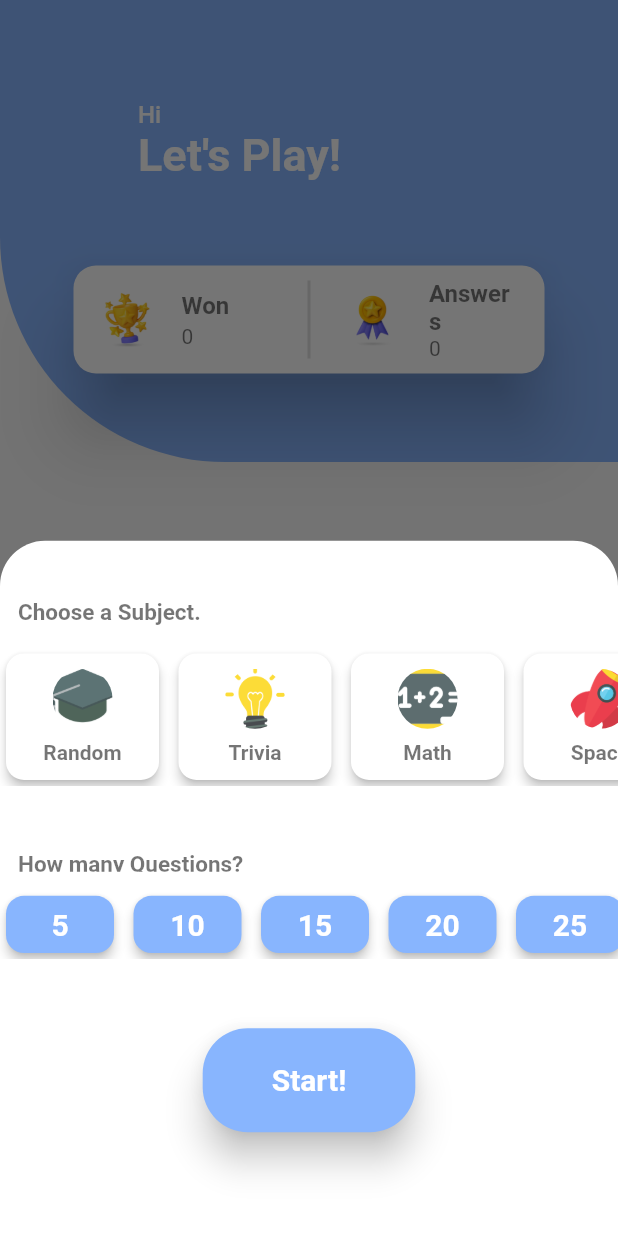
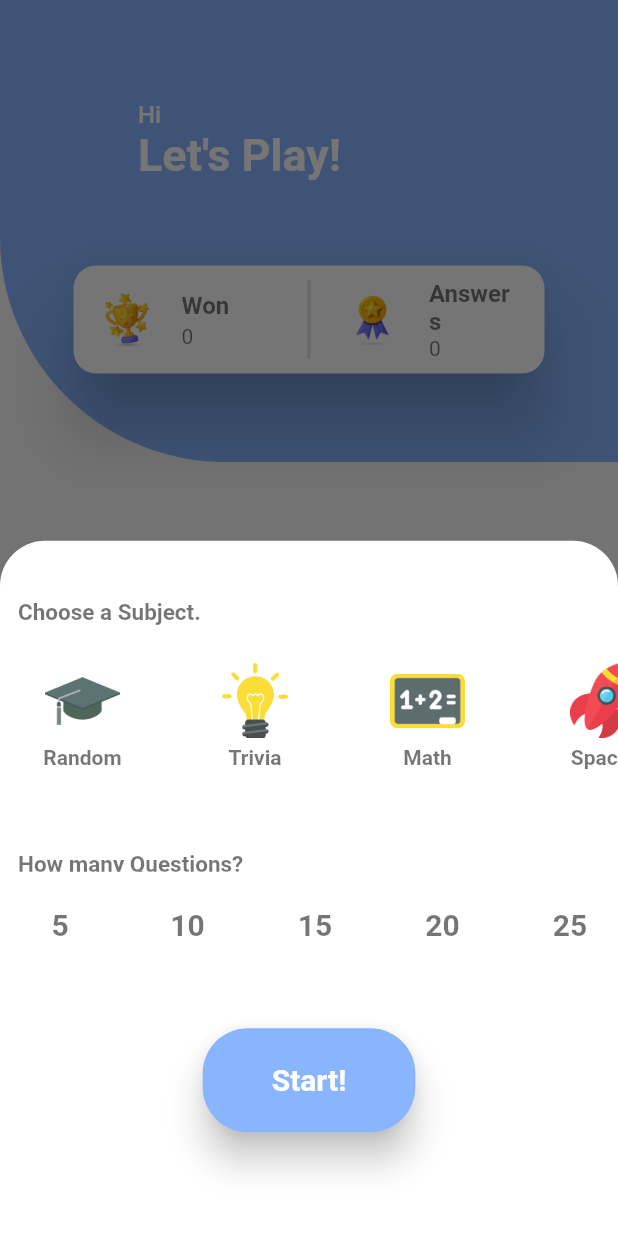
Before and after one commit to giving-back/quizkidz, a Flutter app: the screen it shows once a user with an empty profile is signed in, after a tap on "Start a Quiz", on a phone screen of 412 x 824 dp. Run offline on Flutter 3.47's test engine with Material 2 defaults, Android fonts, the light colour scheme and no system bars; drawn by our look-alikes of google_nav_bar; our stand-ins replace awesome_snackbar_content, cloud_firestore, firebase_auth, firebase_core, firebase_storage, flutter_riverpod and 6 more; accounts and stored records are empty; network calls fail.

```diff
--- /dev/null
+++ b/lib/components/auth_button.dart
@@ -0,0 +1,41 @@
+// Flutter imports:
+import 'package:flutter/material.dart';
+import 'package:flutter_riverpod/flutter_riverpod.dart';
+import 'package:quizkidz/components/loading_spinner.dart';
+import 'package:quizkidz/providers/storage_provider.dart';
+
+class AuthButton extends ConsumerWidget {
+  final String image;
+  final double size;
+  final Function()? onTap;
+
+  const AuthButton({
+    super.key,
+    required this.image,
+    required this.size,
+    required this.onTap,
+  });
+
+  @override
+  Widget build(BuildContext context, WidgetRef ref) {
+    final imageURL = ref.watch(getDownloadURLProvider(image));
+
+    return imageURL.when(
+      data: (data) => GestureDetector(
+        onTap: onTap,
+        child: SizedBox(
+          width: size,
+          height: size,
+          child: Image.network(
+            data,
+            fit: BoxFit.scaleDown,
+          ),
+        ),
+      ),
+      error: (error, stacktrace) => Text(
+        error.toString(),
+      ),
+      loading: () => const LoadingSpinner(),
+    );
+  }
+}
--- a/lib/components/new_quiz_options.dart
+++ b/lib/components/new_quiz_options.dart
@@ -2,7 +2,7 @@
 import 'package:flutter/material.dart';
 import 'package:flutter_riverpod/flutter_riverpod.dart';
 import 'package:quizkidz/components/quiz_button.dart';
-import 'package:quizkidz/models/quiz_type.dart';
+import 'package:quizkidz/components/subjects_list.dart';
 import 'package:quizkidz/providers/state_providers.dart';
 import 'package:quizkidz/util/util.dart';
 
@@ -41,53 +41,9 @@ class NewQuizOptions extends ConsumerWidget {
                 ),
               ),
             ),
-            Expanded(
+            const Expanded(
               flex: 20,
-              child: ListView.separated(
-                physics: const BouncingScrollPhysics(),
-                scrollDirection: Axis.horizontal,
-                itemBuilder: (context, index) => SizedBox(
-                  height: 110,
-                  width: 110,
-                  child: GestureDetector(
-                    onTap: () {
-                      ref.read(questionTypeIndexProvider.notifier).state =
-                          index;
-                    },
-                    child: Card(
-                      elevation: 3,
-                      shape: RoundedRectangleBorder(
-                        borderRadius: BorderRadius.circular(12),
-                      ),
-                      color: Colors.white,
-                      child: Column(
-                        mainAxisAlignment: MainAxisAlignment.center,
-                        children: [
-                          CircleAvatar(
-                            backgroundColor: Colors.white,
-                            backgroundImage:
-                                AssetImage(kQuizTypeImages[index].image),
-                          ),
-                          const Padding(
-                            padding: EdgeInsets.only(top: 8.0),
-                          ),
-                          Text(
-                            kQuizTypeImages[index].text,
-                            style: const TextStyle(
-                              color: Colors.black54,
-                              fontWeight: FontWeight.bold,
-                            ),
-                          )
-                        ],
-                      ),
-                    ),
-                  ),
-                ),
-                separatorBuilder: (context, index) => const Padding(
-                  padding: EdgeInsets.only(right: 5),
-                ),
-                itemCount: kQuizTypeImages.length,
-              ),
+              child: SubjectsList(),
             ),
             Expanded(
               flex: 5,
@@ -128,25 +84,18 @@ class NewQuizOptions extends ConsumerWidget {
                     onTap: () => ref
                         .read(numQuestionsIndexProvider.notifier)
                         .state = index,
-                    child: Card(
-                      elevation: 3,
-                      shape: RoundedRectangleBorder(
-                        borderRadius: BorderRadius.circular(12),
-                      ),
-                      color: const Color(kBlueColor),
                     child: Column(
                       mainAxisAlignment: MainAxisAlignment.center,
                       children: [
                         Text(
                           numQuestions[index].toString(),
                           style: const TextStyle(
-                              color: Colors.white,
+                            color: Colors.black54,
                             fontWeight: FontWeight.bold,
                             fontSize: 20,
                           ),
                         )
                       ],
-                      ),
                     ),
                   ),
                 ),
--- /dev/null
+++ b/lib/components/subjects_list.dart
@@ -0,0 +1,54 @@
+import 'package:flutter/material.dart';
+import 'package:flutter_riverpod/flutter_riverpod.dart';
+import 'package:quizkidz/models/quiz_type.dart';
+import 'package:quizkidz/providers/state_providers.dart';
+
+class SubjectsList extends ConsumerWidget {
+  const SubjectsList({
+    super.key,
+  });
+
+  @override
+  Widget build(BuildContext context, WidgetRef ref) {
+    return ListView.separated(
+      physics: const BouncingScrollPhysics(),
+      scrollDirection: Axis.horizontal,
+      itemBuilder: (context, index) => SizedBox(
+        height: 110,
+        width: 110,
+        child: GestureDetector(
+          onTap: () {
+            ref.read(questionTypeIndexProvider.notifier).state = index;
+          },
+          child: Column(
+            mainAxisAlignment: MainAxisAlignment.center,
+            children: [
+              SizedBox(
+                width: 50,
+                height: 50,
+                child: Image.asset(
+                  kQuizTypeImages[index].image,
+                  fit: BoxFit.scaleDown,
+                ),
+              ),
+              const Padding(
+                padding: EdgeInsets.only(top: 5),
+              ),
+              Text(
+                kQuizTypeImages[index].text,
+                style: const TextStyle(
+                  color: Colors.black54,
+                  fontWeight: FontWeight.bold,
+                ),
+              )
+            ],
+          ),
+        ),
+      ),
+      separatorBuilder: (context, index) => const Padding(
+        padding: EdgeInsets.only(right: 5),
+      ),
+      itemCount: kQuizTypeImages.length,
+    );
+  }
+}
--- /dev/null
+++ b/lib/providers/storage_provider.dart
@@ -0,0 +1,21 @@
+// Package imports:
+import 'package:firebase_storage/firebase_storage.dart';
+import 'package:flutter_riverpod/flutter_riverpod.dart';
+
+// Project imports:
+import 'package:quizkidz/services/storage_service.dart';
+
+final firebaseStorageProvider = Provider<FirebaseStorage>((ref) {
+  return FirebaseStorage.instance;
+});
+
+final storageServicesProvider = Provider<StorageService>((ref) {
+  return StorageService(
+    ref.read(firebaseStorageProvider),
+  );
+});
+
+final getDownloadURLProvider =
+    FutureProvider.autoDispose.family<String, String>((ref, child) {
+  return ref.watch(storageServicesProvider).getDownloadURL(child);
+});
--- a/lib/screen/login_screen.dart
+++ b/lib/screen/login_screen.dart
@@ -3,10 +3,10 @@ import 'package:flutter/material.dart';
 
 // Package imports:
 import 'package:flutter_riverpod/flutter_riverpod.dart';
+import 'package:quizkidz/components/auth_button.dart';
 
 // Project imports:
 import 'package:quizkidz/components/custom_snack_alert.dart';
-import 'package:quizkidz/components/gesture_icon.dart';
 import 'package:quizkidz/providers/auth_provider.dart';
 import 'package:quizkidz/util/util.dart';
 
@@ -42,7 +42,9 @@ class LoginScreen extends ConsumerWidget {
                   child: Row(
                     mainAxisAlignment: MainAxisAlignment.center,
                     children: [
-                      GestureIcon(
+                      AuthButton(
+                        image: kGoogleAuthImage,
+                        size: 45,
                         onTap: () async =>
                             await authService.signInWithGoogle().then(
                                   (value) => value.match(
@@ -54,9 +56,13 @@ class LoginScreen extends ConsumerWidget {
                                     (r) {},
                                   ),
                                 ),
-                        imagePath: kGoogleAuthImage,
                       ),
-                      GestureIcon(
+                      const Padding(
+                        padding: EdgeInsets.all(15),
+                      ),
+                      AuthButton(
+                        image: kAppleAuthImage,
+                        size: 50,
                         onTap: () async =>
                             await authService.signInWithApple().then(
                                   (value) => value.match(
@@ -68,7 +74,6 @@ class LoginScreen extends ConsumerWidget {
                                     (r) {},
                                   ),
                                 ),
-                        imagePath: kAppleAuthImage,
                       ),
                     ],
                   ),
--- a/lib/screen/profile_screen.dart
+++ b/lib/screen/profile_screen.dart
@@ -23,7 +23,6 @@ class ProfileScreen extends ConsumerWidget {
   Widget build(BuildContext context, WidgetRef ref) {
     final appUser = ref.watch(appUserByIdProvider(uid));
     final authServices = ref.watch(authServicesProvider);
-    final formKey = GlobalKey<FormState>();
 
     return appUser.when(
       data: (data) => Column(
--- /dev/null
+++ b/lib/services/storage_service.dart
@@ -0,0 +1,13 @@
+// Package imports:
+import 'package:firebase_storage/firebase_storage.dart';
+
+class StorageService {
+  final FirebaseStorage _firebaseStorage;
+
+  StorageService(
+    this._firebaseStorage,
+  );
+
+  Future<String> getDownloadURL(String child) async =>
+      _firebaseStorage.ref().child(child).getDownloadURL();
+}
--- a/lib/util/util.dart
+++ b/lib/util/util.dart
@@ -3,8 +3,8 @@ import 'package:flutter/material.dart';
 
 const kUserError = 'Something has gone wrong. Please try again.';
 
-const kGoogleAuthImage = 'lib/images/auth/google.png';
-const kAppleAuthImage = 'lib/images/auth/apple.png';
+const kGoogleAuthImage = 'images/auth/google.png';
+const kAppleAuthImage = 'images/auth/apple.png';
 
 const kBlueColor = 0xFF88B5FE;
 const kWhiteColor = 0xFFEFF0F7;
--- a/pubspec.yaml
+++ b/pubspec.yaml
@@ -51,6 +51,7 @@ dependencies:
   import_sorter: ^4.6.0
   sign_in_with_apple: ^4.3.0
   google_fonts: ^4.0.3
+  firebase_storage: ^11.0.11
 
 dev_dependencies:
   flutter_test:
```
Also changed, not shown: pubspec.lock, 3 other files. Lines whose indentation alone changed are shown as unchanged.
